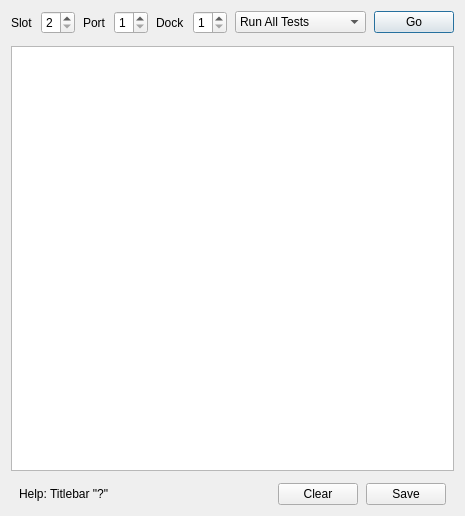
Before: the Qt Designer form Forms/IMBISTDlg.ui in billkarsh/SpikeGLX, drawn with Qt 5.
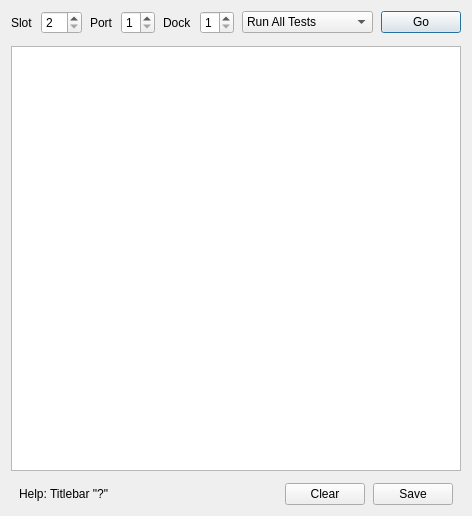
After: the same form once the commit is applied.

```diff
--- a/Forms/IMBISTDlg.ui
+++ b/Forms/IMBISTDlg.ui
@@ -59,7 +59,7 @@
         <number>2</number>
        </property>
        <property name="maximum">
-        <number>8</number>
+        <number>31</number>
        </property>
       </widget>
      </item>
```
